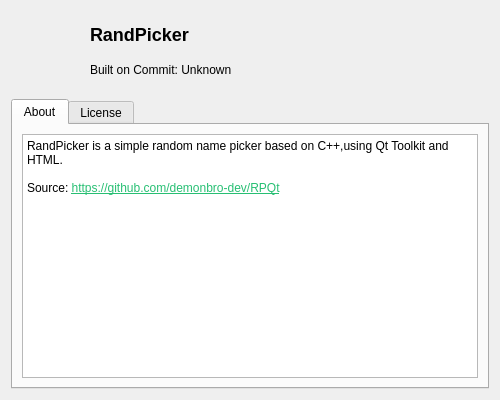
Before: the Qt Designer form ui/aboutdialog.ui in demonbro-dev/RPQt, drawn with Qt 5.
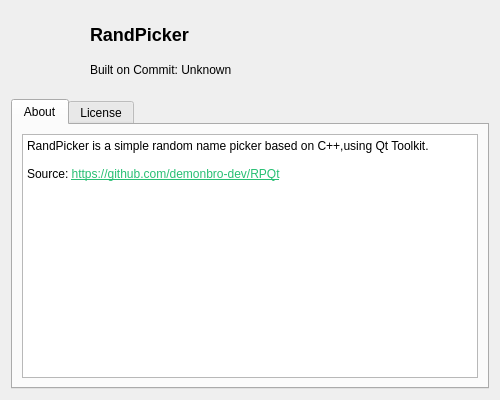
After: the same form once the commit is applied. Icons and pictures are not drawn.

Commit message: Modified about information

Diff of the .ui file:
```diff
--- a/ui/aboutdialog.ui
+++ b/ui/aboutdialog.ui
@@ -131,7 +131,7 @@
 li.unchecked::marker { content: &quot;\2610&quot;; }
 li.checked::marker { content: &quot;\2612&quot;; }
 &lt;/style&gt;&lt;/head&gt;&lt;body style=&quot; font-family:'Microsoft YaHei UI'; font-size:9pt; font-weight:400; font-style:normal;&quot;&gt;
-&lt;p style=&quot; margin-top:0px; margin-bottom:0px; margin-left:0px; margin-right:0px; -qt-block-indent:0; text-indent:0px;&quot;&gt;RandPicker is a simple random name picker based on C++,using Qt Toolkit and HTML.&lt;/p&gt;
+&lt;p style=&quot; margin-top:0px; margin-bottom:0px; margin-left:0px; margin-right:0px; -qt-block-indent:0; text-indent:0px;&quot;&gt;RandPicker is a simple random name picker based on C++,using Qt Toolkit.&lt;/p&gt;
 &lt;p style=&quot;-qt-paragraph-type:empty; margin-top:0px; margin-bottom:0px; margin-left:0px; margin-right:0px; -qt-block-indent:0; text-indent:0px;&quot;&gt;&lt;br /&gt;&lt;/p&gt;
 &lt;p style=&quot; margin-top:0px; margin-bottom:0px; margin-left:0px; margin-right:0px; -qt-block-indent:0; text-indent:0px;&quot;&gt;Source: &lt;a href=&quot;https://github.com/demonbro-dev/RPQt&quot;&gt;&lt;span style=&quot; text-decoration: underline; color:#27bf73;&quot;&gt;https://github.com/demonbro-dev/RPQt&lt;/span&gt;&lt;/a&gt;&lt;/p&gt;&lt;/body&gt;&lt;/html&gt;</string>
          </property>
```
The commit also changes 2 other files.
